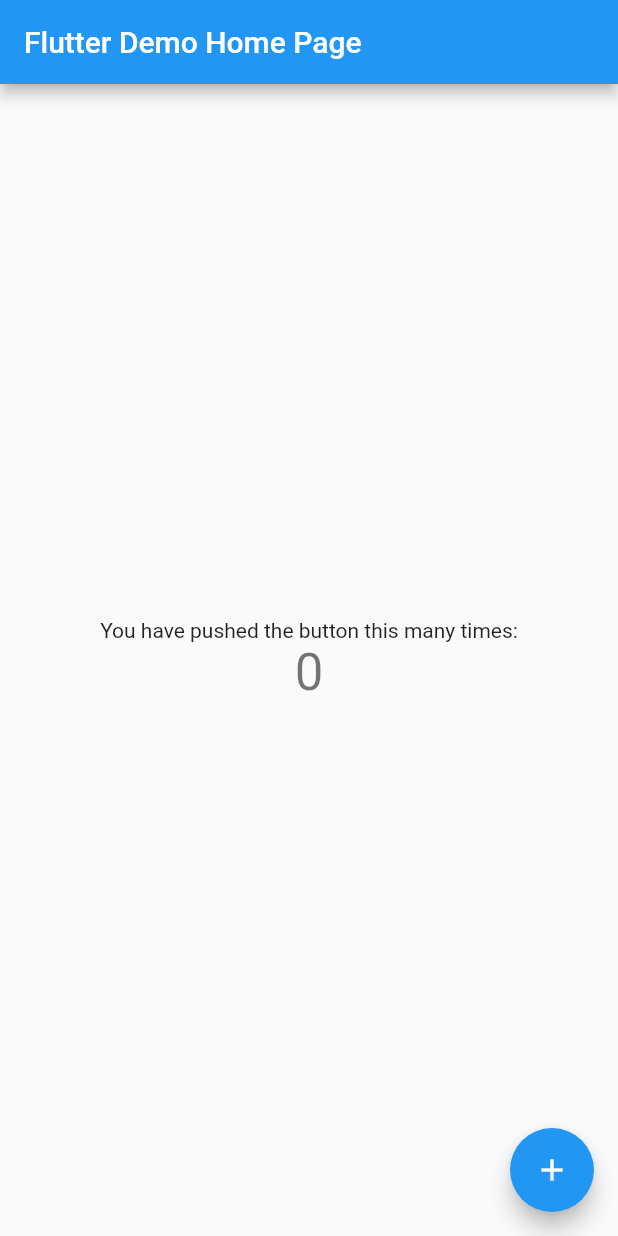
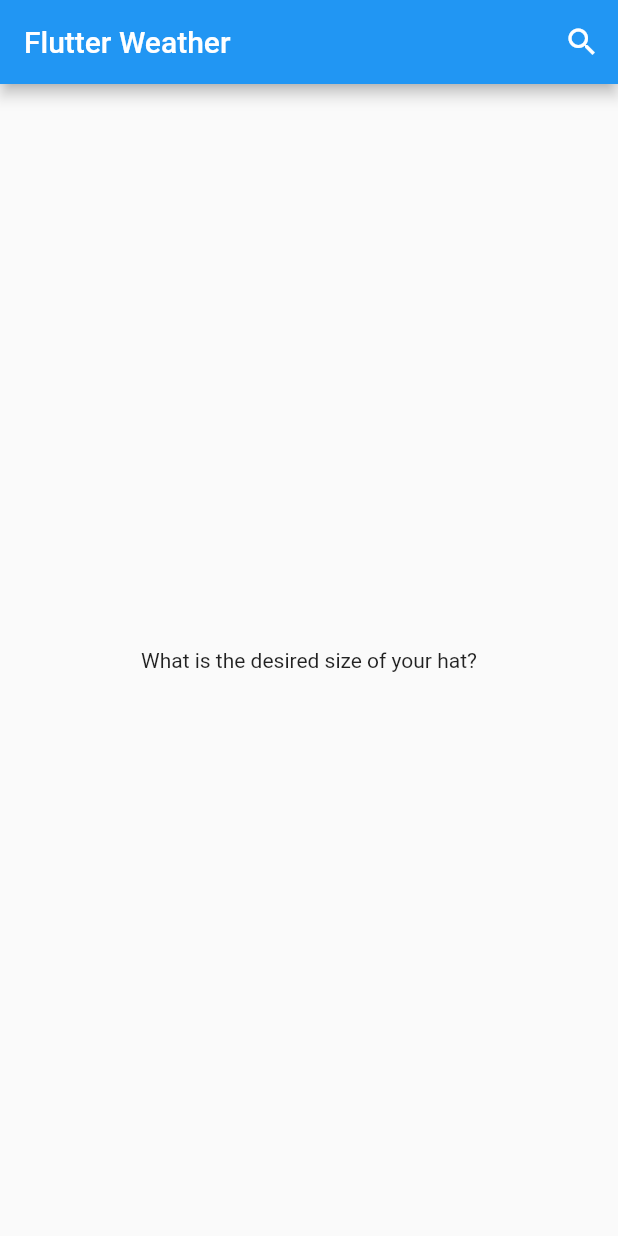
Before and after one commit to pellegrino/flutterhaberdasher, a Flutter app: the screen it shows after launch, on a phone screen of 412 x 824 dp. Run offline on Flutter 3.47's test engine with Material 2 defaults, Android fonts, the phone set to English and light mode, and no system bars; our stand-ins replace bloc, equatable, flutter_bloc; missing offline and left inert: protobuf, requester, twirp_dart_core.

Commit message:
Almost working. Trying to leverage city selector
- Cannot convert from a string input to a Size in the City Selector widget

```diff
--- /dev/null
+++ b/lib/blocs/blocs.dart
@@ -0,0 +1,3 @@
+export 'haberdasher_event.dart';
+export 'haberdasher_state.dart';
+export 'haberdasher_bloc.dart';
--- /dev/null
+++ b/lib/blocs/haberdasher_bloc.dart
@@ -0,0 +1,27 @@
+import 'package:meta/meta.dart';
+import 'package:bloc/bloc.dart';
+
+import 'package:flutterhaberdasher/blocs/blocs.dart';
+import 'package:flutterhaberdasher/repositories/repositories.dart';
+import 'package:flutterhaberdasher/models/models.dart';
+
+class HaberdasherBloc extends Bloc<HaberdasherEvent, HaberdasherState> {
+  final HaberdasherRepository haberdasherRepository;
+
+  HaberdasherBloc({@required this.haberdasherRepository})
+      : assert(haberdasherRepository != null),
+        super(MakeHatInitial());
+
+  @override
+  Stream<HaberdasherState> mapEventToState(HaberdasherEvent event) async* {
+    if (event is MakeHatRequested) {
+      yield MakeHatLoadInProgress();
+      try {
+        final Hat hat = await this.haberdasherRepository.makeHat(event.size);
+        yield MakeHatLoadSuccess(hat: hat);
+      } catch (_) {
+        yield MakeHatLoadFailure();
+      }
+    }
+  }
+}
--- /dev/null
+++ b/lib/blocs/haberdasher_event.dart
@@ -0,0 +1,16 @@
+import 'package:equatable/equatable.dart';
+import 'package:meta/meta.dart';
+import 'package:flutterhaberdasher/models/models.dart';
+
+class MakeHatRequested extends HaberdasherEvent {
+  final Size size;
+
+  @override
+  List<Object> get props => [this.size];
+
+  const MakeHatRequested({@required this.size}) : assert(size != null);
+}
+
+abstract class HaberdasherEvent extends Equatable {
+  const HaberdasherEvent();
+}
--- /dev/null
+++ b/lib/blocs/haberdasher_state.dart
@@ -0,0 +1,25 @@
+import 'package:equatable/equatable.dart';
+import 'package:flutter/material.dart';
+import 'package:flutterhaberdasher/models/models.dart';
+
+abstract class HaberdasherState extends Equatable {
+  const HaberdasherState();
+
+  @override
+  List<Object> get props => [];
+}
+
+class MakeHatInitial extends HaberdasherState {}
+
+class MakeHatLoadInProgress extends HaberdasherState {}
+
+class MakeHatLoadSuccess extends HaberdasherState {
+  final Hat hat;
+
+  const MakeHatLoadSuccess({@required this.hat}) : assert(hat != null);
+
+  @override
+  List<Object> get props => [hat];
+}
+
+class MakeHatLoadFailure extends HaberdasherState {}
--- a/lib/main.dart
+++ b/lib/main.dart
@@ -1,10 +1,31 @@
 import 'package:flutter/material.dart';
+import 'package:bloc/bloc.dart';
+import 'package:flutter_bloc/flutter_bloc.dart';
+import 'package:flutterhaberdasher/blocs/blocs.dart';
+import 'package:flutterhaberdasher/models/models.dart';
+import 'package:flutterhaberdasher/repositories/repositories.dart';
+
+import 'package:flutterhaberdasher/simple_bloc_observer.dart';
+import 'package:flutterhaberdasher/widgets/widgets.dart';
 
 void main() {
-  runApp(MyApp());
+  Bloc.observer = SimpleBlocObserver();
+
+  final HaberdasherRepository haberdasherRepository = HaberdasherRepository(
+    haberdasherClient: new ProtobufHaberdasher(
+        "https://8mrhov2n0m.execute-api.us-west-2.amazonaws.com/"),
+  );
+
+  runApp(MyApp(haberdasherRepository: haberdasherRepository));
 }
 
 class MyApp extends StatelessWidget {
+  final HaberdasherRepository haberdasherRepository;
+
+  const MyApp({Key key, @required this.haberdasherRepository})
+      : assert(haberdasherRepository != null),
+        super(key: key);
+
   // This widget is the root of your application.
   @override
   Widget build(BuildContext context) {
@@ -26,92 +47,11 @@ class MyApp extends StatelessWidget {
         // closer together (more dense) than on mobile platforms.
         visualDensity: VisualDensity.adaptivePlatformDensity,
       ),
-      home: MyHomePage(title: 'Flutter Demo Home Page'),
+      home: BlocProvider(
+        create: (context) =>
+            HaberdasherBloc(haberdasherRepository: haberdasherRepository),
+        child: MyHomePage(),
+      ),
     );
   }
 }
-
-class MyHomePage extends StatefulWidget {
-  MyHomePage({Key key, this.title}) : super(key: key);
-
-  // This widget is the home page of your application. It is stateful, meaning
-  // that it has a State object (defined below) that contains fields that affect
-  // how it looks.
-
-  // This class is the configuration for the state. It holds the values (in this
-  // case the title) provided by the parent (in this case the App widget) and
-  // used by the build method of the State. Fields in a Widget subclass are
-  // always marked "final".
-
-  final String title;
-
-  @override
-  _MyHomePageState createState() => _MyHomePageState();
-}
-
-class _MyHomePageState extends State<MyHomePage> {
-  int _counter = 0;
-
-  void _incrementCounter() {
-    setState(() {
-      // This call to setState tells the Flutter framework that something has
-      // changed in this State, which causes it to rerun the build method below
-      // so that the display can reflect the updated values. If we changed
-      // _counter without calling setState(), then the build method would not be
-      // called again, and so nothing would appear to happen.
-      _counter++;
-    });
-  }
-
-  @override
-  Widget build(BuildContext context) {
-    // This method is rerun every time setState is called, for instance as done
-    // by the _incrementCounter method above.
-    //
-    // The Flutter framework has been optimized to make rerunning build methods
-    // fast, so that you can just rebuild anything that needs updating rather
-    // than having to individually change instances of widgets.
-    return Scaffold(
-      appBar: AppBar(
-        // Here we take the value from the MyHomePage object that was created by
-        // the App.build method, and use it to set our appbar title.
-        title: Text(widget.title),
-      ),
-      body: Center(
-        // Center is a layout widget. It takes a single child and positions it
-        // in the middle of the parent.
-        child: Column(
-          // Column is also a layout widget. It takes a list of children and
-          // arranges them vertically. By default, it sizes itself to fit its
-          // children horizontally, and tries to be as tall as its parent.
-          //
-          // Invoke "debug painting" (press "p" in the console, choose the
-          // "Toggle Debug Paint" action from the Flutter Inspector in Android
-          // Studio, or the "Toggle Debug Paint" command in Visual Studio Code)
-          // to see the wireframe for each widget.
-          //
-          // Column has various properties to control how it sizes itself and
-          // how it positions its children. Here we use mainAxisAlignment to
-          // center the children vertically; the main axis here is the vertical
-          // axis because Columns are vertical (the cross axis would be
-          // horizontal).
-          mainAxisAlignment: MainAxisAlignment.center,
-          children: <Widget>[
-            Text(
-              'You have pushed the button this many times:',
-            ),
-            Text(
-              '$_counter',
-              style: Theme.of(context).textTheme.headline4,
-            ),
-          ],
-        ),
-      ),
-      floatingActionButton: FloatingActionButton(
-        onPressed: _incrementCounter,
-        tooltip: 'Increment',
-        child: Icon(Icons.add),
-      ), // This trailing comma makes auto-formatting nicer for build methods.
-    );
-  }
-}
--- /dev/null
+++ b/lib/models/models.dart
@@ -0,0 +1 @@
+export 'rpc/haberdasher/service.twirp.dart';
--- /dev/null
+++ b/lib/repositories/haberdasher_repository.dart
@@ -0,0 +1,13 @@
+import 'package:flutter/material.dart';
+import 'package:flutterhaberdasher/models/models.dart';
+
+class HaberdasherRepository {
+  final ProtobufHaberdasher haberdasherClient;
+
+  HaberdasherRepository({@required this.haberdasherClient})
+      : assert(haberdasherClient != null);
+
+  Future<Hat> makeHat(Size size) async {
+    return this.haberdasherClient.makeHat(size);
+  }
+}
--- /dev/null
+++ b/lib/repositories/repositories.dart
@@ -0,0 +1 @@
+export 'haberdasher_repository.dart';
--- /dev/null
+++ b/lib/widgets/home_page.dart
@@ -0,0 +1,77 @@
+import 'package:flutter/material.dart';
+
+import 'package:flutter_bloc/flutter_bloc.dart';
+
+import 'package:flutterhaberdasher/widgets/widgets.dart';
+import 'package:flutterhaberdasher/blocs/blocs.dart';
+import 'package:flutterhaberdasher/models/models.dart';
+
+class MyHomePage extends StatelessWidget {
+  @override
+  Widget build(BuildContext context) {
+    return Scaffold(
+      appBar: AppBar(
+        title: Text('Flutter Weather'),
+        actions: <Widget>[
+          IconButton(
+            icon: Icon(Icons.search),
+            onPressed: () async {
+              final Size size = await Navigator.push(
+                context,
+                MaterialPageRoute(
+                  builder: (context) => CitySelection(),
+                ),
+              );
+              if (size != null) {
+                BlocProvider.of<HaberdasherBloc>(context)
+                    .add(MakeHatRequested(size: size));
+              }
+            },
+          )
+        ],
+      ),
+      body: Center(
+        child: BlocBuilder<HaberdasherBloc, HaberdasherState>(
+          builder: (context, state) {
+            if (state is MakeHatInitial) {
+              return Center(
+                  child: Text('What is the desired size of your hat?'));
+            }
+            if (state is MakeHatLoadInProgress) {
+              return Center(child: CircularProgressIndicator());
+            }
+            if (state is MakeHatLoadSuccess) {
+              final Hat hat = state.hat;
+
+              return ListView(
+                children: <Widget>[
+                  Padding(
+                    padding: EdgeInsets.only(top: 100.0),
+                    child: Center(
+                      child: Text("Your hat is $hat.name"),
+                    ),
+                  ),
+                  Center(
+                    child: Text("Your hat is $hat.color"),
+                  ),
+                  Padding(
+                    padding: EdgeInsets.symmetric(vertical: 50.0),
+                    child: Center(
+                      child: Text("Your hat is $hat.size"),
+                    ),
+                  ),
+                ],
+              );
+            }
+            if (state is MakeHatLoadFailure) {
+              return Text(
+                'Something went wrong!',
+                style: TextStyle(color: Colors.red),
+              );
+            }
+          },
+        ),
+      ),
+    );
+  }
+}
--- /dev/null
+++ b/lib/widgets/widgets.dart
@@ -0,0 +1,2 @@
+export 'home_page.dart';
+export 'selector.dart';
--- a/pubspec.yaml
+++ b/pubspec.yaml
@@ -25,6 +25,9 @@ dependencies:
     sdk: flutter
   http: ^0.12.0
   protobuf: any
+  bloc: ^6.0.3
+  flutter_bloc: ^6.0.6
+  equatable: ^1.0.2
   twirp_dart_core:
     git:
       url: git://github.com/apptreesoftware/twirp_dart_core
```
Also changed, not shown: lib/simple_bloc_observer.dart (added, +21 -0 lines), lib/widgets/selector.dart (added, +43 -0 lines), lib/models/rpc/haberdasher/service.pb.dart (renamed from lib/model/rpc/haberdasher/service.pb.dart), lib/models/rpc/haberdasher/service.pbenum.dart (renamed from lib/model/rpc/haberdasher/service.pbenum.dart), lib/models/rpc/haberdasher/service.pbjson.dart (renamed from lib/model/rpc/haberdasher/service.pbjson.dart), lib/models/rpc/haberdasher/service.pbserver.dart (renamed from lib/model/rpc/haberdasher/service.pbserver.dart), lib/models/rpc/haberdasher/service.twirp.dart (renamed from lib/model/rpc/haberdasher/service.twirp.dart), pubspec.lock, 1 other file.
